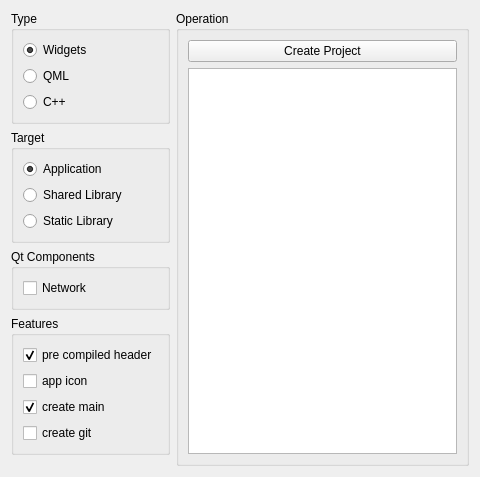
First picture: the form in lib/project/mainwidget.ui, repository xavierxeon-applets/CppProject, before the edit.
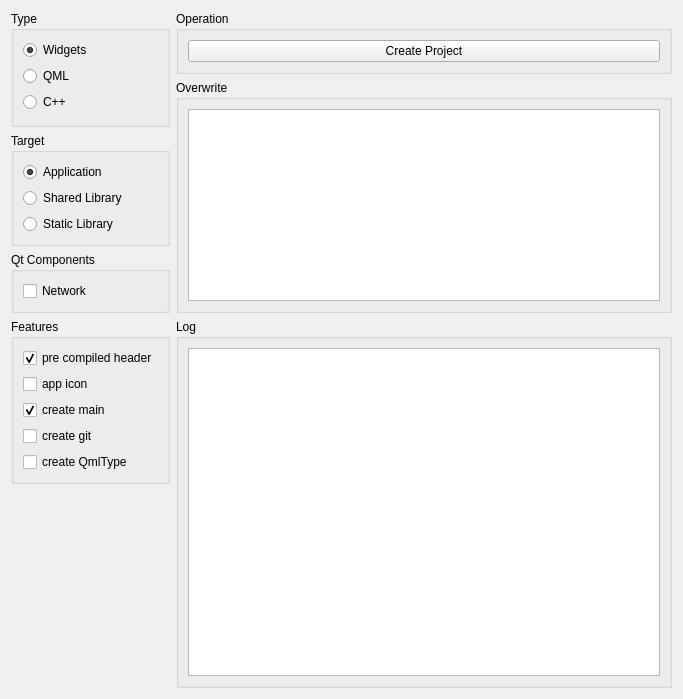
Second picture: the form after the edit.

Commit message: overwrite files in project creation#

The edit to the form file:
```diff
--- a/lib/project/mainwidget.ui
+++ b/lib/project/mainwidget.ui
@@ -6,15 +6,15 @@
    <rect>
     <x>0</x>
     <y>0</y>
-    <width>480</width>
-    <height>477</height>
+    <width>683</width>
+    <height>699</height>
    </rect>
   </property>
   <property name="windowTitle">
    <string>Create Project</string>
   </property>
   <layout class="QGridLayout" name="gridLayout">
-   <item row="0" column="0">
+   <item row="0" column="0" rowspan="2">
     <widget class="QGroupBox" name="typeGroup">
      <property name="title">
       <string>Type</string>
@@ -50,7 +50,7 @@
      </layout>
     </widget>
    </item>
-   <item row="0" column="1" rowspan="5">
+   <item row="0" column="1">
     <widget class="QGroupBox" name="operationGroup">
      <property name="title">
       <string>Operation</string>
@@ -66,9 +66,27 @@
         </property>
        </widget>
       </item>
+     </layout>
+    </widget>
+   </item>
+   <item row="1" column="1" rowspan="3">
+    <widget class="QGroupBox" name="overwriteGroup">
+     <property name="title">
+      <string>Overwrite</string>
+     </property>
+     <property name="flat">
+      <bool>true</bool>
+     </property>
+     <layout class="QVBoxLayout" name="verticalLayout_7">
       <item>
-       <widget class="QTextEdit" name="logEdit">
-        <property name="readOnly">
+       <widget class="QTreeView" name="overwriteTree">
+        <property name="editTriggers">
+         <set>QAbstractItemView::EditTrigger::NoEditTriggers</set>
+        </property>
+        <property name="rootIsDecorated">
+         <bool>false</bool>
+        </property>
+        <property name="headerHidden">
          <bool>true</bool>
         </property>
        </widget>
@@ -76,7 +94,7 @@
      </layout>
     </widget>
    </item>
-   <item row="1" column="0">
+   <item row="2" column="0">
     <widget class="QGroupBox" name="targetGroup">
      <property name="title">
       <string>Target</string>
@@ -112,7 +130,7 @@
      </layout>
     </widget>
    </item>
-   <item row="2" column="0">
+   <item row="3" column="0">
     <widget class="QGroupBox" name="componentGroup">
      <property name="title">
       <string>Qt Components</string>
@@ -131,7 +149,7 @@
      </layout>
     </widget>
    </item>
-   <item row="3" column="0">
+   <item row="4" column="0">
     <widget class="QGroupBox" name="featureGroup">
      <property name="title">
       <string>Features</string>
@@ -174,10 +192,36 @@
         </property>
        </widget>
       </item>
+      <item>
+       <widget class="QCheckBox" name="qmlDummyCheck">
+        <property name="text">
+         <string>create QmlType</string>
+        </property>
+       </widget>
+      </item>
      </layout>
     </widget>
    </item>
-   <item row="4" column="0">
+   <item row="4" column="1" rowspan="2">
+    <widget class="QGroupBox" name="logGroup">
+     <property name="title">
+      <string>Log</string>
+     </property>
+     <property name="flat">
+      <bool>true</bool>
+     </property>
+     <layout class="QVBoxLayout" name="verticalLayout_6">
+      <item>
+       <widget class="QTextEdit" name="logEdit">
+        <property name="readOnly">
+         <bool>true</bool>
+        </property>
+       </widget>
+      </item>
+     </layout>
+    </widget>
+   </item>
+   <item row="5" column="0">
     <spacer name="verticalSpacer">
      <property name="orientation">
       <enum>Qt::Orientation::Vertical</enum>
```
The commit also changes 7 other files.
